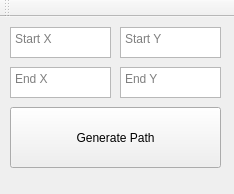
The window that QT GUI TEST/mainWindow.ui (PlayerNexus45/A-Star-GUI) describes before a commit, drawn with Qt 5.
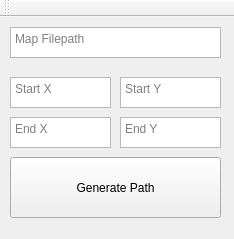
The same window after the commit.

Commit message: Message boxes now inform of any error

The edit to the form file:
```diff
--- a/QT GUI TEST/mainWindow.ui
+++ b/QT GUI TEST/mainWindow.ui
@@ -7,7 +7,7 @@
     <x>0</x>
     <y>0</y>
     <width>234</width>
-    <height>194</height>
+    <height>239</height>
    </rect>
   </property>
   <property name="windowTitle">
@@ -18,7 +18,7 @@
     <property name="geometry">
      <rect>
       <x>10</x>
-      <y>90</y>
+      <y>140</y>
       <width>211</width>
       <height>61</height>
      </rect>
@@ -31,7 +31,7 @@
     <property name="geometry">
      <rect>
       <x>120</x>
-      <y>10</y>
+      <y>60</y>
       <width>101</width>
       <height>31</height>
      </rect>
@@ -47,7 +47,7 @@
     <property name="geometry">
      <rect>
       <x>10</x>
-      <y>10</y>
+      <y>60</y>
       <width>101</width>
       <height>31</height>
      </rect>
@@ -66,7 +66,7 @@
     <property name="geometry">
      <rect>
       <x>120</x>
-      <y>50</y>
+      <y>100</y>
       <width>101</width>
       <height>31</height>
      </rect>
@@ -82,7 +82,7 @@
     <property name="geometry">
      <rect>
       <x>10</x>
-      <y>50</y>
+      <y>100</y>
       <width>101</width>
       <height>31</height>
      </rect>
@@ -97,6 +97,19 @@
      <string>End X</string>
     </property>
    </widget>
+   <widget class="QTextEdit" name="textBoxFilename">
+    <property name="geometry">
+     <rect>
+      <x>10</x>
+      <y>10</y>
+      <width>211</width>
+      <height>31</height>
+     </rect>
+    </property>
+    <property name="placeholderText">
+     <string>Map Filepath</string>
+    </property>
+   </widget>
   </widget>
   <widget class="QMenuBar" name="menuBar">
    <property name="geometry">
```
The commit also changes 2 other files.
